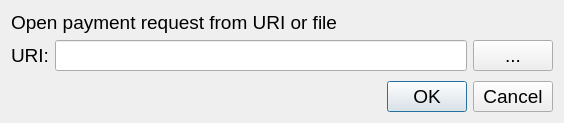
Old version of the form src/qt/forms/openuridialog.ui in the repository nyerium-core/nyerium.
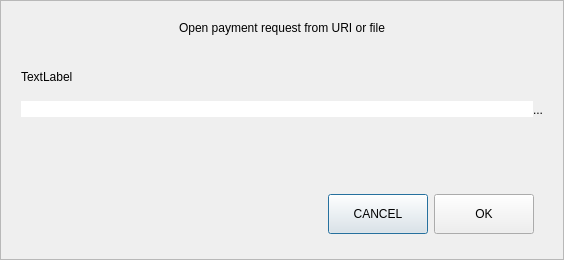
New version of the form. Custom widgets are drawn as their Qt base class.

```diff
--- a/src/qt/forms/openuridialog.ui
+++ b/src/qt/forms/openuridialog.ui
@@ -7,67 +7,117 @@
     <x>0</x>
     <y>0</y>
     <width>564</width>
-    <height>123</height>
+    <height>260</height>
    </rect>
   </property>
-  <property name="font">
-   <font>
-    
-    <pointsize>14</pointsize>
-   </font>
-  </property>
   <property name="windowTitle">
    <string>Open URI</string>
   </property>
   <layout class="QVBoxLayout" name="verticalLayout">
+   <property name="spacing">
+    <number>0</number>
+   </property>
+   <property name="leftMargin">
+    <number>0</number>
+   </property>
+   <property name="topMargin">
+    <number>0</number>
+   </property>
+   <property name="rightMargin">
+    <number>0</number>
+   </property>
+   <property name="bottomMargin">
+    <number>0</number>
+   </property>
    <item>
-    <widget class="QLabel" name="label_2">
-     <property name="font">
-   <font>
-       <pointsize>14</pointsize>
-      </font>
+    <widget class="QFrame" name="frame">
+     <property name="frameShape">
+      <enum>QFrame::StyledPanel</enum>
      </property>
+     <property name="frameShadow">
+      <enum>QFrame::Raised</enum>
+     </property>
+     <layout class="QVBoxLayout" name="verticalLayout_2">
+      <property name="spacing">
+       <number>5</number>
+      </property>
+      <property name="leftMargin">
+       <number>20</number>
+      </property>
+      <property name="topMargin">
+       <number>20</number>
+      </property>
+      <property name="rightMargin">
+       <number>20</number>
+      </property>
+      <property name="bottomMargin">
+       <number>16</number>
+      </property>
+      <item>
+       <widget class="QLabel" name="labelTitle">
      <property name="text">
       <string>Open payment request from URI or file</string>
      </property>
+        <property name="alignment">
+         <set>Qt::AlignCenter</set>
+        </property>
+       </widget>
+      </item>
+      <item>
+       <spacer name="verticalSpacer_2">
+        <property name="orientation">
+         <enum>Qt::Vertical</enum>
+        </property>
+        <property name="sizeType">
+         <enum>QSizePolicy::Fixed</enum>
+        </property>
+        <property name="sizeHint" stdset="0">
+         <size>
+          <width>20</width>
+          <height>30</height>
+         </size>
+        </property>
+       </spacer>
+      </item>
+      <item>
+       <widget class="QLabel" name="labelSubtitle">
+        <property name="text">
+         <string>TextLabel</string>
+        </property>
     </widget>
    </item>
    <item>
     <layout class="QHBoxLayout" name="horizontalLayout">
-     <item>
-      <widget class="QLabel" name="label">
-       <property name="font">
-        <font>
-         
-         <pointsize>14</pointsize>
-        </font>
-       </property>
-       <property name="text">
-        <string>URI:</string>
-       </property>
-      </widget>
-     </item>
+        <property name="spacing">
+         <number>0</number>
+        </property>
      <item>
       <widget class="QValidatedLineEdit" name="uriEdit">
-       <property name="font">
-        <font>
-         
-         <pointsize>14</pointsize>
-        </font>
+          <property name="styleSheet">
+           <string notr="true">#uriEdit{
+	border-top-right-radius:0px;
+	border-bottom-right-radius:0px;
+}</string>
        </property>
       </widget>
      </item>
      <item>
       <widget class="QPushButton" name="selectFileButton">
-       <property name="font">
-        <font>
-         
-         <pointsize>14</pointsize>
-        </font>
+          <property name="minimumSize">
+           <size>
+            <width>0</width>
+            <height>41</height>
+           </size>
        </property>
        <property name="toolTip">
         <string>Select payment request file</string>
        </property>
+          <property name="styleSheet">
+           <string notr="true">#selectFileButton{
+	border-top-left-radius:0px;
+	border-bottom-left-radius:0px;
+}</string>
+          </property>
        <property name="text">
         <string notr="true">...</string>
        </property>
@@ -80,11 +130,6 @@
    </item>
    <item>
     <spacer name="verticalSpacer">
-     <property name="font">
-   <font>
-       <pointsize>14</pointsize>
-      </font>
-     </property>
      <property name="orientation">
       <enum>Qt::Vertical</enum>
      </property>
@@ -97,18 +142,57 @@
     </spacer>
    </item>
    <item>
-    <widget class="QDialogButtonBox" name="buttonBox">
-     <property name="font">
-   <font>
-       <pointsize>14</pointsize>
-      </font>
-     </property>
+       <widget class="QWidget" name="widget" native="true">
+        <property name="minimumSize">
+         <size>
+          <width>0</width>
+          <height>50</height>
+         </size>
+        </property>
+        <layout class="QHBoxLayout" name="horizontalLayout_2">
+         <item>
+          <spacer name="horizontalSpacer">
      <property name="orientation">
       <enum>Qt::Horizontal</enum>
      </property>
-     <property name="standardButtons">
-      <set>QDialogButtonBox::Cancel|QDialogButtonBox::Ok</set>
-     </property>
+           <property name="sizeHint" stdset="0">
+            <size>
+             <width>289</width>
+             <height>20</height>
+            </size>
+           </property>
+          </spacer>
+         </item>
+         <item>
+          <widget class="QPushButton" name="pushButtonCancel">
+           <property name="minimumSize">
+            <size>
+             <width>100</width>
+             <height>40</height>
+            </size>
+           </property>
+           <property name="text">
+            <string>CANCEL</string>
+           </property>
+          </widget>
+         </item>
+         <item>
+          <widget class="QPushButton" name="pushButtonOK">
+           <property name="minimumSize">
+            <size>
+             <width>100</width>
+             <height>40</height>
+            </size>
+           </property>
+           <property name="text">
+            <string>OK</string>
+           </property>
+          </widget>
+         </item>
+        </layout>
+       </widget>
+      </item>
+     </layout>
     </widget>
    </item>
   </layout>
```
Left out of the diff: 35 changed lines with no effect on the pictures. Lines whose indentation alone changed are shown as unchanged.
